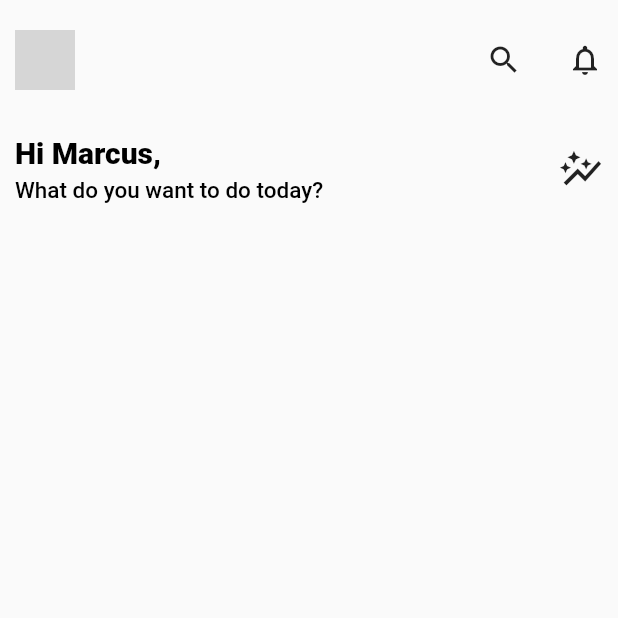
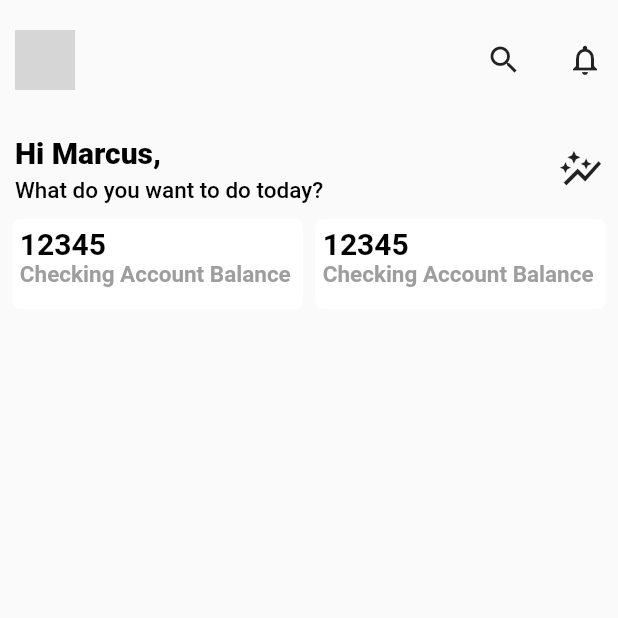
Before and after one commit to MonikaBhasin7/flutternoob, a Flutter app: the screen it shows after launch, on a phone screen of 412 x 824 dp, the top half of it. Run offline on Flutter 3.47's test engine with Material 2 defaults, Android fonts, the phone set to English and light mode, and no system bars; our stand-ins replace google_fonts; network calls fail; grey boxes are pictures that could not be loaded.

Commit message:
Balance Widget

```diff
--- a/lib/pages/transactions_page.dart
+++ b/lib/pages/transactions_page.dart
@@ -10,7 +10,8 @@ class TransactionPage extends StatelessWidget {
         child: Column(
           children: [
             TopBar(),
-            BalanceWidget(width, height),
+            NameWidget(width, height),
+            BalanceWidget(width, height)
           ],
         ),
       ),
@@ -52,11 +53,11 @@ class TopBar extends StatelessWidget {
   }
 }
 
-class BalanceWidget extends StatelessWidget {
+class NameWidget extends StatelessWidget {
   double width;
   double height;
 
-  BalanceWidget(this.width, this.height);
+  NameWidget(this.width, this.height);
 
   @override
   Widget build(BuildContext context) {
@@ -103,3 +104,86 @@ class BalanceWidget extends StatelessWidget {
     );
   }
 }
+
+class BalanceWidget extends StatelessWidget {
+  double width;
+  double height;
+
+  BalanceWidget(this.width, this.height);
+  @override
+  Widget build(BuildContext context) {
+    return Row(
+      mainAxisAlignment: MainAxisAlignment.spaceEvenly,
+      children: [
+        AnimatedContainer(
+          padding: EdgeInsets.all(5),
+          duration: const Duration(seconds: 2),
+          width: width * 0.47,
+          decoration: BoxDecoration(
+            color: Colors.white,
+            borderRadius: const BorderRadius.all(
+              Radius.circular(5),
+            ),
+          ),
+          child: ConstrainedBox(
+            constraints: const BoxConstraints(
+              maxHeight: 100,
+              minHeight: 50,
+            ),
+            child: RichText(
+              text: const TextSpan(
+                  text: "12345",
+                  style: TextStyle(
+                      fontSize: 20,
+                      color: Colors.black,
+                      fontWeight: FontWeight.bold),
+                  children: [
+                    TextSpan(
+                      text: '\nChecking Account Balance',
+                      style: TextStyle(
+                        fontSize: 15,
+                        color: Colors.grey,
+                      ),
+                    ),
+                  ]),
+            ),
+          ),
+        ),
+        AnimatedContainer(
+          padding: EdgeInsets.all(5),
+          duration: const Duration(seconds: 2),
+          decoration: const BoxDecoration(
+            color: Colors.white,
+            borderRadius: BorderRadius.all(
+              Radius.circular(5),
+            ),
+          ),
+          width: width * 0.47,
+          child: ConstrainedBox(
+            constraints: const BoxConstraints(
+              maxHeight: 100,
+              minHeight: 50,
+            ),
+            child: RichText(
+              text: const TextSpan(
+                  text: "12345",
+                  style: TextStyle(
+                      fontSize: 20,
+                      color: Colors.black,
+                      fontWeight: FontWeight.bold),
+                  children: [
+                    TextSpan(
+                      text: '\nChecking Account Balance',
+                      style: TextStyle(
+                        fontSize: 15,
+                        color: Colors.grey,
+                      ),
+                    ),
+                  ]),
+            ),
+          ),
+        ),
+      ],
+    );
+  }
+}
```
Also changed, not shown: 3 other files.
